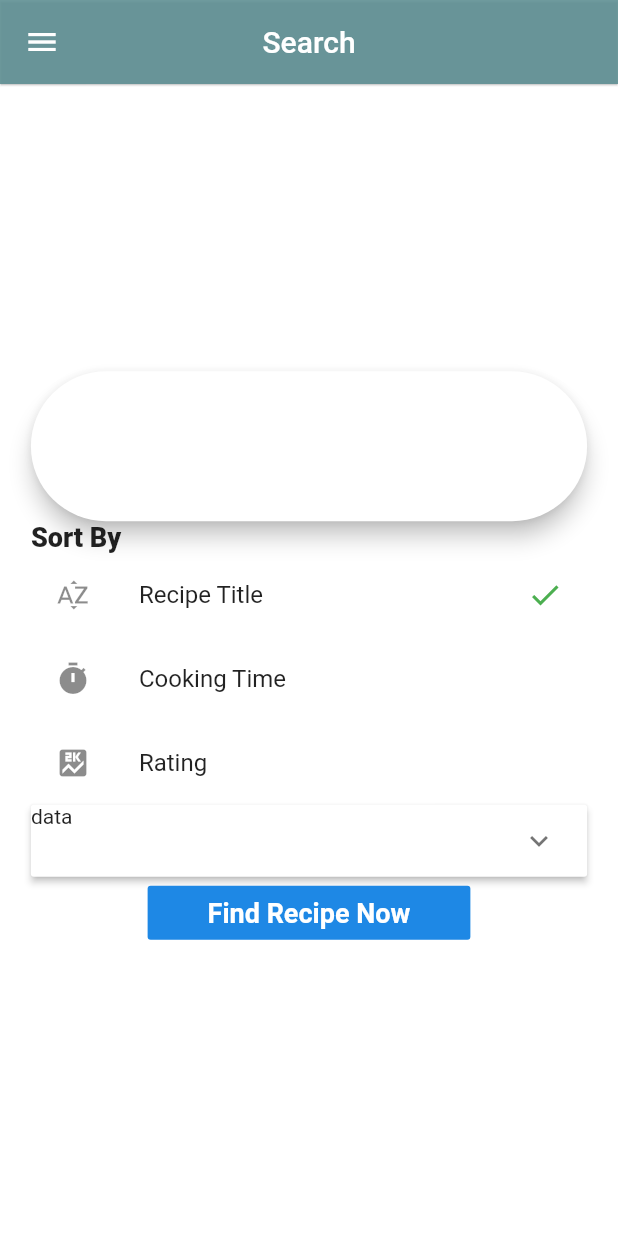
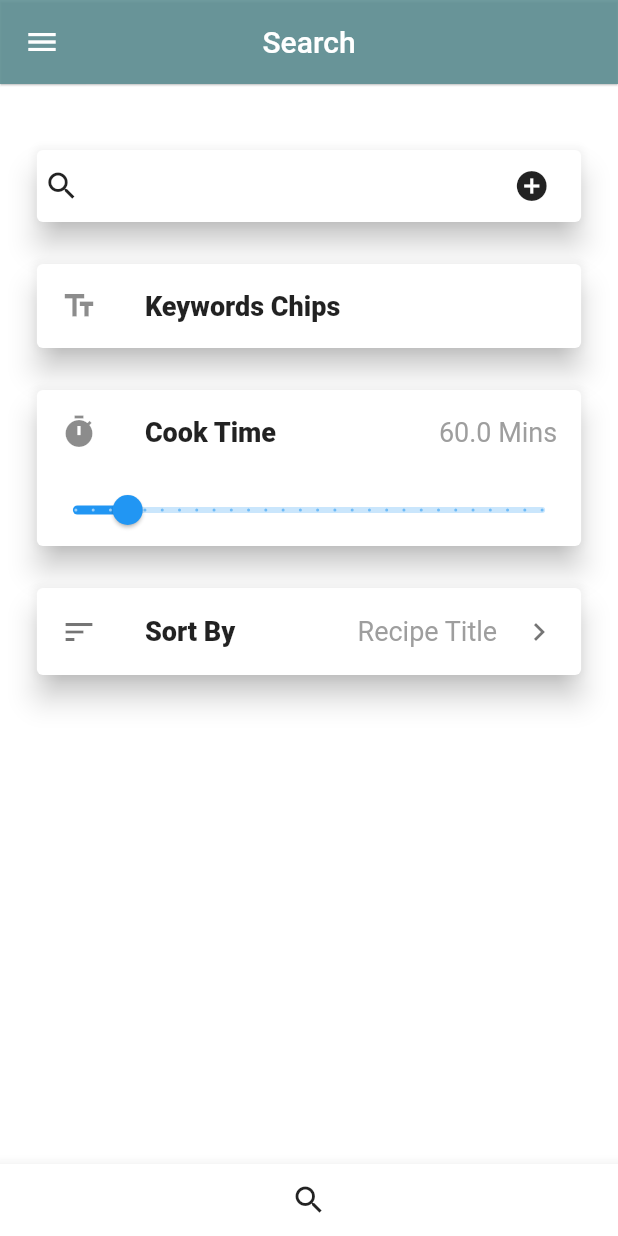
Before and after one commit to kennethIve/fyp_flutter_recipe_app, a Flutter app: the SearchPage screen opened directly, on a phone screen of 412 x 824 dp. Run offline on Flutter 3.47's test engine with Material 2 defaults, Android fonts, the phone set to English and light mode, and no system bars; our stand-ins replace camera, dio, flutter_speed_dial, fluttertoast, google_fonts, smooth_star_rating; missing offline and left inert: loadmore, tflite; network calls fail; Roboto replaces fonts that are missing (Georgia).

Commit message:
search page ui version one

```diff
--- a/lib/screens/ObjectDetectPage.dart
+++ b/lib/screens/ObjectDetectPage.dart
@@ -54,9 +54,8 @@ class _ObjectDetectPageState extends State<ObjectDetectPage> {
   @override
   void dispose(){
     //ObjectRecognition?.close();
-    controller.stopImageStream();
     Tflite.close();
-    //controller?.dispose();
+    controller?.dispose();
     super.dispose();
   }
 
--- a/lib/screens/SearchPage.dart
+++ b/lib/screens/SearchPage.dart
@@ -1,5 +1,8 @@
-import 'package:flappy_search_bar/flappy_search_bar.dart';
+
+import 'dart:ui';
+import 'package:dio/dio.dart';
 import 'package:flutter/material.dart';
+import 'package:fluttertoast/fluttertoast.dart';
 import 'package:recipe/com_var.dart';
 import 'package:recipe/component/drawer.dart';
 import 'package:recipe/model/recipeModel.dart';
@@ -7,10 +10,11 @@ import 'package:recipe/model/recipeModel.dart';
 
 
 class SearchPage extends StatefulWidget {
+  final Recipe recipe;
+
+  final String title;
   const SearchPage({Key key, this.title, this.recipe}) : super(key: key);
 
-  final Recipe recipe;
-  final String title;
 
   @override
   _SearchPageState createState() => _SearchPageState();
@@ -22,94 +26,204 @@ class _SearchPageState extends State<SearchPage> {
   List sortByOptionLeading = [Icon(Icons.sort_by_alpha),Icon(Icons.timer),Icon(Icons.score)];
   List sortByOptions = ["Recipe Title","Cooking Time","Rating"];
   List option = ["Fast","Normal"];
+  static List keywordList = [];
+  TextStyle header = TextStyle(fontSize:18.0,fontWeight:FontWeight.w800);
 
-  List<Widget> optionbuilder(List options){
-    List<Widget> wlist = new List<Widget>();
-    options.forEach((element) {
-      wlist.add(new FlatButton(onPressed: (){},child: Text(element),));
-    });
-    return wlist;
+  bool expanded = false;
+
+  Dio req = new Dio();
+
+  Widget _trailIcon = Icon(Icons.keyboard_arrow_right);
+
+  var _cookTime = 60.0;
+
+  var searhKey;
+
+  bool loading = true;
+
+  final textFieldController = TextEditingController();//final myController = TextEditingController();
+
+
+  @override
+  Widget build(BuildContext context) {
+    Size screen = MediaQuery.of(context).size;
+    return Scaffold(
+      appBar: topBar(type: "custom",title: "Search"),
+      drawer: SideBar(),
+      backgroundColor: Colors.white,//Color.fromRGBO(58, 66, 86, 1.0),
+      bottomNavigationBar: BottomAppBar(
+        child: FlatButton(
+          onPressed: () { },
+          child: Icon(Icons.search),
+          )
+      ),
+      body: Container(
+        alignment: Alignment.topCenter,
+        child:SingleChildScrollView(
+          padding: EdgeInsets.symmetric(horizontal:screen.width*.05),
+          child: Column(
+            mainAxisSize: MainAxisSize.min,
+            mainAxisAlignment:MainAxisAlignment.spaceEvenly,
+            children: [
+              Padding(padding: EdgeInsets.all(20)),
+              searchBar(),
+              Padding(padding: EdgeInsets.all(10)),
+              keywordsBar(),
+              Padding(padding: EdgeInsets.all(10)),
+              durationBar(),
+              Padding(padding: EdgeInsets.all(10)),
+              expansionOptForSort(),
+              Padding(padding: EdgeInsets.all(10)),
+              Wrap(
+                direction: Axis.vertical,
+                children: <Widget>[
+                ],
+              ),
+            ],
+          ),
+        ),
+      )
+    );
   }
 
-  Widget duration(){
+  Widget expansionOptForSort(){
     return Card(
+      elevation: 8,
+      child: ExpansionTile(
+        title: Row(mainAxisAlignment: MainAxisAlignment.spaceBetween,children:[
+          Text("Sort By",style:header),
+          Text(sortByOptions[sortBy],style:TextStyle(color:Colors.grey,fontSize:18.0,fontWeight:FontWeight.w400))
+        ]),
+        leading:  Icon(Icons.sort),
+        children: sortByBtns(),
+        trailing: _trailIcon,
+        onExpansionChanged: (isExpanded){
+            setState(() {
+              _trailIcon = Icon((isExpanded)?Icons.keyboard_arrow_down:Icons.keyboard_arrow_right);
+              this.context;
+            });
+
+        },
+      ),
+    );
+  }
+  Widget searchBar(){
+    bool barEmpty = true;
+    return Card(
+      semanticContainer: false,
+      elevation: 8.0,
+      child: Row(
+        children: <Widget>[
+          Expanded(flex: 1, child: Icon(Icons.search),),
+          Expanded(
+            flex: 8,
+            child: TextField(
+              controller: textFieldController,
+              style:TextStyle(color: Colors.grey,fontSize: 18.0),
+              decoration: new InputDecoration(border:InputBorder.none,contentPadding: EdgeInsets.fromLTRB(5, 10, 0, 5)),
+              )
+            ),
+          Expanded(flex: 2,
+            child: FlatButton(child: Icon(Icons.add_circle),
+            onPressed: (){
+              setState(() {
+                if(textFieldController.text.length >0)
+                  if(!keywordList.contains(textFieldController.text))
+                    keywordList.add(textFieldController.text);
+                  else
+                    Fluttertoast.showToast(msg: "'"+textFieldController.text+"' already added",
+                      toastLength: Toast.LENGTH_SHORT,
+                      gravity: ToastGravity.TOP,
+                      timeInSecForIosWeb: 1,
+                      backgroundColor: Colors.red,
+                      textColor: Colors.white,
+                      fontSize: 16.0
+                    );
+              });
+              textFieldController.clear();
+            },))
+        ],
+      ),
+    );
+  }
+
+  Widget durationBar() {
+    return Card(
+      elevation: 8,
       child: Column(
-      mainAxisAlignment: MainAxisAlignment.center,
-      children: [
-        Text("Cooking Duration",style: TextStyle(fontSize:24,fontWeight:FontWeight.w800),),
+      mainAxisSize: MainAxisSize.min,
+      children: <Widget>[
+        ListTile(
+          title: Row(mainAxisAlignment: MainAxisAlignment.spaceBetween,children:[
+            Text("Cook Time",style:header),
+            Text('$_cookTime Mins',style:TextStyle(color:Colors.grey,fontSize:18.0,fontWeight:FontWeight.w400)),
+          ]),
+          leading: Icon(Icons.timer),
+        ),
+        Slider(
+          min: 30,max: 300,value: _cookTime ,divisions: 27,label: '$_cookTime Mins',
+          onChanged: (value){
+            setState(() {
+              _cookTime = value;
+            });
+          }
+        ),
+       ],
+      ),
+    );
+  }
+
+  Widget keywordChip (String keyword,Color color){
+    return new Chip(
+      labelPadding: EdgeInsets.all(5.0),
+      avatar: CircleAvatar(backgroundColor: Colors.blueAccent,child: Text(keyword.substring(0,1)),),
+      label: Text(keyword),
+      backgroundColor: color,
+      elevation: 5.0,
+      onDeleted: () {
+        setState(() {
+          keywordList.remove(keyword);
+        });
+      },
+    );
+  }
+
+  Widget keywordsBar() {
+    return Card(
+      elevation: 8,
+      child: Column(
+      mainAxisSize: MainAxisSize.min,
+      children: <Widget>[
+        ListTile(
+          title: Row(mainAxisAlignment: MainAxisAlignment.spaceBetween,children:[
+            Text("Keywords Chips",style:header),
+          ]),
+          leading: Icon(Icons.text_fields),
+        ),
         Wrap(
-          spacing: 10,
-          children: optionbuilder(option),
-        )
-      ]),
-      );
+          alignment: WrapAlignment.spaceEvenly,
+          direction: Axis.horizontal,
+          runSpacing: 5,
+          children: List.generate(keywordList.length, (index){
+            return keywordChip(keywordList[index], Colors.white);
+          }),
+        ),
+       ],
+      ),
+    );
   }
+
   List<Widget> sortByBtns(){
     List<Widget> btnList=[];
-    btnList.add(Text("Sort By",style:TextStyle(fontSize:18.0,fontWeight:FontWeight.w800)));
     sortByOptions.asMap().forEach((i, v)
     {
       btnList.add(
         new InkWell(
-          child: ListTile(leading: sortByOptionLeading[i],title: Text(v),trailing: (sortBy==i)?Icon(Icons.check,color: Colors.green,):null,),
+          child: new ListTile(leading: sortByOptionLeading[i],title: Text(v),trailing: (sortBy==i)?Icon(Icons.check,color: Colors.green,):null,),
           onTap: (){sortBy = i;setState(() {});
           },
       ));
     });
     return btnList;
   }
-  ExpansionPanelList expansionOpt(){
-    return ExpansionPanelList(
-      animationDuration: Duration(seconds:1),
-      children: [ExpansionPanel(headerBuilder: (context,flag){return Text("data");}, body: Text("data2"),isExpanded: false),]
-    );
-  }
-  @override
-  Widget build(BuildContext context) {
-    Size screen = MediaQuery.of(context).size;
-    return Scaffold(
-          appBar: topBar(type: "custom",title: "Search"),
-          drawer: SideBar(),
-          backgroundColor: Colors.white,//Color.fromRGBO(58, 66, 86, 1.0),
-          body: Container(
-              alignment: Alignment.center,
-              child:SingleChildScrollView(
-                padding: EdgeInsets.symmetric(horizontal:screen.width*.05),
-                child: Column(
-                  mainAxisSize: MainAxisSize.min,
-                  mainAxisAlignment:MainAxisAlignment.spaceEvenly,
-                  children: [
-                    Container(
-                      height: 100,
-                      child: SearchBar(
-                        onSearch: (value){
-                          debugPrint(value);
-                          return;
-                          },
-                        onItemFound: (obj,index){
-                          debugPrint(obj);
-                          return;
-                          },
-                        onError: (e){return;},
-                      ),),
-                    Container(
-                      child: Column(
-                        crossAxisAlignment: CrossAxisAlignment.stretch,
-                        children:sortByBtns()
-                      )
-                    ),
-                    Container(child: expansionOpt(),),
-                   FlatButton(
-                        color:Colors.blue[600],
-                        textColor:Colors.white,
-                        padding: EdgeInsets.symmetric(horizontal:40.0),
-                        child:Text("Find Recipe Now",style:TextStyle(fontSize:18.0,fontWeight:FontWeight.bold)),
-                        onPressed:(){},
-                    ),
-                  ],
-                )
-              ),
-            ),
-    );
-  }
 }
--- a/pubspec.yaml
+++ b/pubspec.yaml
@@ -31,7 +31,7 @@ dependencies:
   fluttertoast: ^4.0.0 #https://pub.dev/packages/fluttertoast
   animations: ^1.1.0
   flutter_speed_dial: ^1.2.5
-  flappy_search_bar: ^1.4.1
+  autocomplete_textfield: ^1.7.3
 
 dev_dependencies:
   flutter_test:
```
Also changed, not shown: lib/model/recipeModel.dart (+17 -0 lines), flutter_03.png (added), pubspec.lock.
